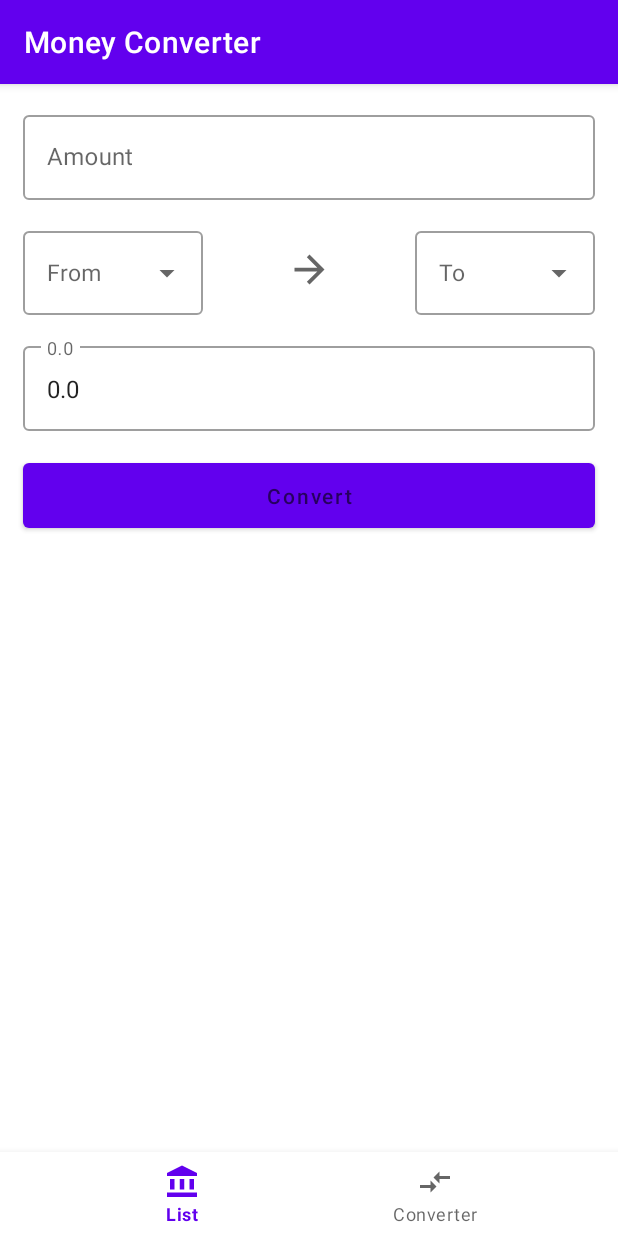
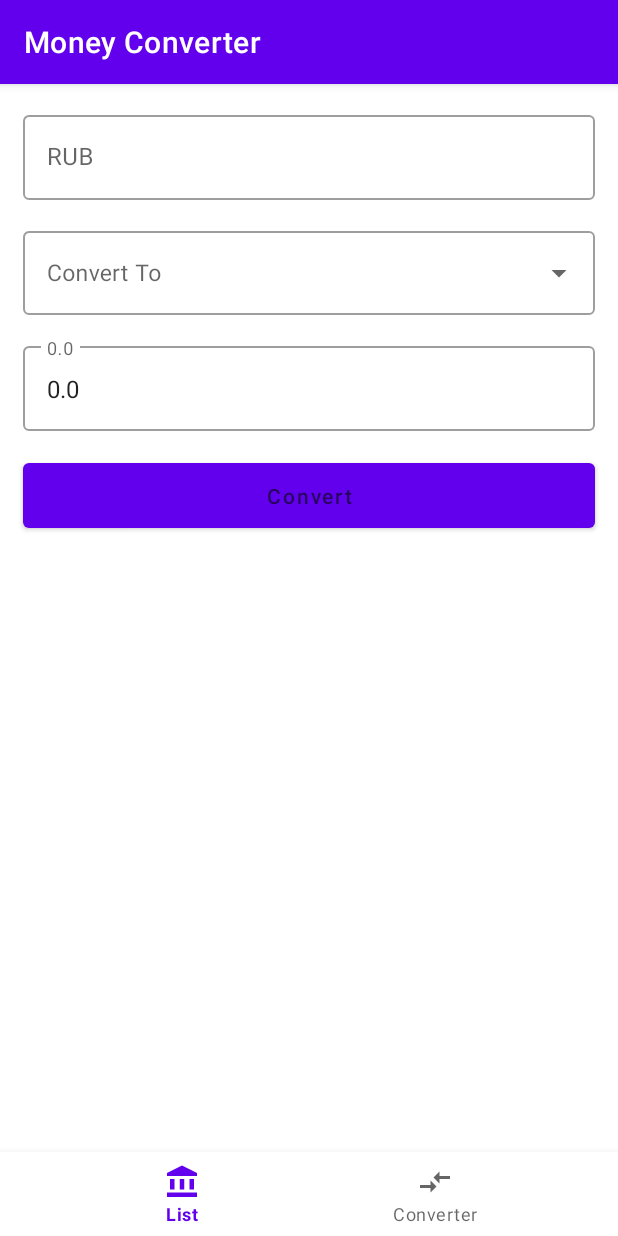
Before and after one commit to CrazyApple888/MoneyConverter, an Android app: the ConverterFragment screen opened through its navigation route, after a tap on an icon or button, on a phone screen of 412 x 824 dp. Run offline under Robolectric (Android 15) with nearby library versions, the phone set to English and light mode, and no system bars; our stand-ins replace Volley, navigation-ui; network calls fail.

Commit message:
Converter works

```diff
--- a/app/src/main/java/ru/isachenko/moneyconverter/ConverterFragment.kt
+++ b/app/src/main/java/ru/isachenko/moneyconverter/ConverterFragment.kt
@@ -1,7 +1,6 @@
 package ru.isachenko.moneyconverter
 
 import android.os.Bundle
-import android.util.Log
 import android.view.*
 import android.widget.ArrayAdapter
 import androidx.fragment.app.Fragment
@@ -26,26 +25,23 @@ class ConverterFragment : Fragment() {
 
     override fun onViewCreated(view: View, savedInstanceState: Bundle?) {
         val items = CurrenciesSource.codes()
-        //Log.i("ITEMS", items.toString())
         val adapter = ArrayAdapter(requireContext(), R.layout.dropdown_converter_item, items)
-        binding.dropdownConvertFrom.setAdapter(adapter)
         binding.dropdownConvertTo.setAdapter(adapter)
 
         binding.convertButton.setOnClickListener { convert() }
     }
 
     private fun convert() {
-        val from = binding.convertFromEditText.text.toString().toDoubleOrNull()
-        if (null == from) {
+        val valueFrom = binding.convertFromEditText.text.toString().toDoubleOrNull()
+        if (null == valueFrom) {
             setResult(0.0)
             return
         }
-        val currencyFrom = binding.dropdownConvertFrom.editableText.toString()
         val currencyTo = binding.dropdownConvertTo.editableText.toString()
-        val currencyValueFrom = CurrenciesSource.currency(currencyFrom)
         val currencyValueTo = CurrenciesSource.currency(currencyTo)
-        if (null != currencyValueTo && null != currencyValueFrom) {
-            val resultValue = from * currencyValueFrom / currencyValueTo
+        if (null != currencyValueTo) {
+            //TODO limit symbols after '.' with format string
+            val resultValue = valueFrom / currencyValueTo
             setResult(resultValue)
         }
     }
--- a/app/src/main/res/layout/fragment_converter.xml
+++ b/app/src/main/res/layout/fragment_converter.xml
@@ -26,41 +26,9 @@
     </com.google.android.material.textfield.TextInputLayout>
 
     <com.google.android.material.textfield.TextInputLayout
-        android:id="@+id/convert_value_from"
-        style="@style/Widget.MaterialComponents.TextInputLayout.OutlinedBox.ExposedDropdownMenu"
-        android:layout_width="120dp"
-        android:layout_height="wrap_content"
-        android:layout_margin="15dp"
-        app:layout_constraintStart_toStartOf="parent"
-        app:layout_constraintTop_toBottomOf="@+id/convert_from">
-
-        <AutoCompleteTextView
-            android:id="@+id/dropdown_convert_from"
-            android:layout_width="match_parent"
-            android:layout_height="match_parent"
-            android:layout_weight="1"
-            android:hint="@string/convert_from_dropdown_hint"
-            android:inputType="none"
-            android:textSize="15sp" />
-
-    </com.google.android.material.textfield.TextInputLayout>
-
-    <ImageView
-        android:layout_width="30dp"
-        android:layout_height="30dp"
-        android:scaleType="fitCenter"
-        android:src="@drawable/ic_arrow_to"
-        app:layout_constraintBottom_toTopOf="@id/convert_to"
-        app:layout_constraintEnd_toStartOf="@id/convert_value_to"
-        app:layout_constraintStart_toEndOf="@id/convert_value_from"
-        app:layout_constraintTop_toBottomOf="@id/convert_from">
-
-    </ImageView>
-
-    <com.google.android.material.textfield.TextInputLayout
         android:id="@+id/convert_value_to"
         style="@style/Widget.MaterialComponents.TextInputLayout.OutlinedBox.ExposedDropdownMenu"
-        android:layout_width="120dp"
+        android:layout_width="match_parent"
         android:layout_height="wrap_content"
         android:layout_margin="15dp"
         app:layout_constraintEnd_toEndOf="parent"
@@ -86,7 +54,7 @@
         android:hint="@string/currency_value_RUB"
         android:textSize="15sp"
         app:layout_constraintStart_toStartOf="parent"
-        app:layout_constraintTop_toBottomOf="@id/convert_value_from">
+        app:layout_constraintTop_toBottomOf="@id/convert_value_to">
 
         <com.google.android.material.textfield.TextInputEditText
             android:id="@+id/convertion_result_edit_text"
--- a/app/src/main/res/values/strings.xml
+++ b/app/src/main/res/values/strings.xml
@@ -6,9 +6,9 @@
     <string name="coming_soon_message">Coming soon…</string>
     <string name="target_currency">RUB</string>
     <string name="convert_button_hint">Convert</string>
-    <string name="convert_to_dropdown_hint">To</string>
+    <string name="convert_to_dropdown_hint">Convert To</string>
     <string name="convert_from_dropdown_hint">From</string>
-    <string name="convert_from_hint">Amount</string>
+    <string name="convert_from_hint">RUB</string>
     <string name="default_currency_from">RUB</string>
     <string name="default_currency_to">USD</string>
     <string name="t">RUB</string>
```
